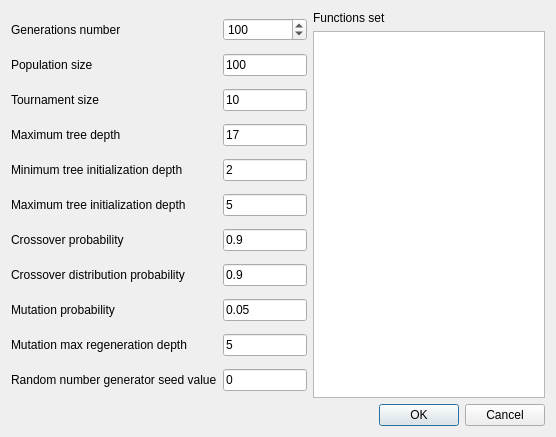
The window that optionsdialog.ui (emigdioz/TreeGP) describes before a commit, drawn with Qt 5.
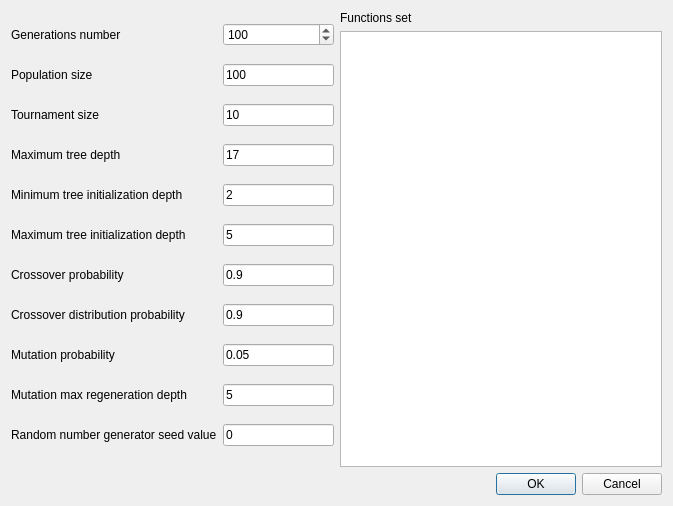
The same window after the commit.

Diff of the .ui file:
```diff
--- a/optionsdialog.ui
+++ b/optionsdialog.ui
@@ -6,8 +6,8 @@
    <rect>
     <x>0</x>
     <y>0</y>
-    <width>556</width>
-    <height>437</height>
+    <width>673</width>
+    <height>506</height>
    </rect>
   </property>
   <property name="windowTitle">
```
